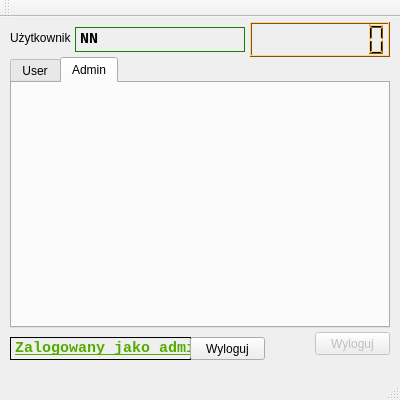
The window that timeguard.ui (byebye/TimeGuard) describes before a commit, drawn with Qt 5.
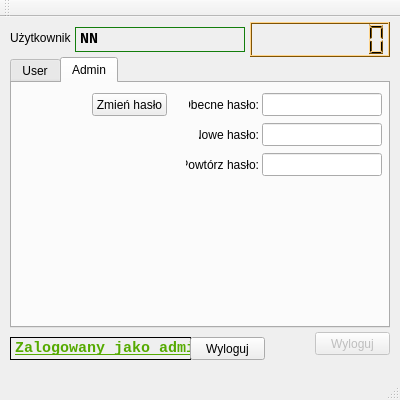
The same window after the commit. The open tabs and pages were chosen to show the change. Custom widgets are drawn as their Qt base class.

Commit message: Add change password elements to GUI

Patch:
```diff
--- a/timeguard.ui
+++ b/timeguard.ui
@@ -965,6 +965,97 @@
      <attribute name="title">
       <string>Admin</string>
      </attribute>
+     <widget class="QPushButton" name="changePasswordButton">
+      <property name="geometry">
+       <rect>
+        <x>80</x>
+        <y>10</y>
+        <width>75</width>
+        <height>23</height>
+       </rect>
+      </property>
+      <property name="text">
+       <string>Zmień hasło</string>
+      </property>
+     </widget>
+     <widget class="QLineEdit" name="currentPassword">
+      <property name="geometry">
+       <rect>
+        <x>250</x>
+        <y>10</y>
+        <width>120</width>
+        <height>23</height>
+       </rect>
+      </property>
+     </widget>
+     <widget class="QLineEdit" name="newPassword">
+      <property name="geometry">
+       <rect>
+        <x>250</x>
+        <y>40</y>
+        <width>120</width>
+        <height>23</height>
+       </rect>
+      </property>
+     </widget>
+     <widget class="QLineEdit" name="newPaswordRepeat">
+      <property name="geometry">
+       <rect>
+        <x>250</x>
+        <y>70</y>
+        <width>120</width>
+        <height>23</height>
+       </rect>
+      </property>
+     </widget>
+     <widget class="QLabel" name="currentPasswordLabel">
+      <property name="geometry">
+       <rect>
+        <x>177</x>
+        <y>10</y>
+        <width>70</width>
+        <height>23</height>
+       </rect>
+      </property>
+      <property name="text">
+       <string>Obecne hasło:</string>
+      </property>
+      <property name="alignment">
+       <set>Qt::AlignRight|Qt::AlignTrailing|Qt::AlignVCenter</set>
+      </property>
+     </widget>
+     <widget class="QLabel" name="newPasswordLabel">
+      <property name="geometry">
+       <rect>
+        <x>187</x>
+        <y>40</y>
+        <width>60</width>
+        <height>23</height>
+       </rect>
+      </property>
+      <property name="text">
+       <string>Nowe hasło:</string>
+      </property>
+      <property name="alignment">
+       <set>Qt::AlignRight|Qt::AlignTrailing|Qt::AlignVCenter</set>
+      </property>
+     </widget>
+     <widget class="QLabel" name="newPasswordRepeatLabel">
+      <property name="geometry">
+       <rect>
+        <x>174</x>
+        <y>70</y>
+        <width>73</width>
+        <height>23</height>
+       </rect>
+      </property>
+      <property name="text">
+       <string>Powtórz hasło:</string>
+      </property>
+      <property name="alignment">
+       <set>Qt::AlignRight|Qt::AlignTrailing|Qt::AlignVCenter</set>
+      </property>
+     </widget>
     </widget>
    </widget>
    <widget class="QLabel" name="adminLoggedNotification">
```
Left out of the diff: 4 changed lines with no effect on the pictures. The commit also changes 3 other files.
